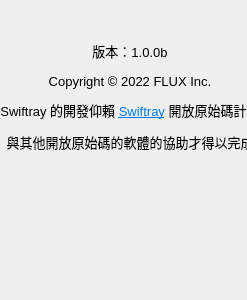
The window that src/windows/about-window.ui (flux3dp/swiftray) describes before a commit, drawn with Qt 5.
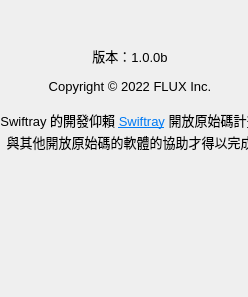
The same window after the commit. Icons and pictures are not drawn.

Commit message: Change line hight of text

Patch:
```diff
--- a/src/windows/about-window.ui
+++ b/src/windows/about-window.ui
@@ -6,8 +6,8 @@
    <rect>
     <x>0</x>
     <y>0</y>
-    <width>247</width>
-    <height>300</height>
+    <width>248</width>
+    <height>297</height>
    </rect>
   </property>
   <property name="windowTitle">
@@ -148,14 +148,27 @@
         <property name="font">
          <font>
           <pointsize>10</pointsize>
+          <italic>false</italic>
          </font>
         </property>
+        <property name="lineWidth">
+         <number>1</number>
+        </property>
         <property name="text">
-         <string>&lt;html&gt;&lt;head/&gt;&lt;body&gt;&lt;p&gt;Swiftray 的開發仰賴 &lt;a href=&quot;https://github.com/flux3dp/swiftray&quot;&gt;&lt;span style=&quot; text-decoration: underline; color:#007af4;&quot;&gt;Swiftray&lt;/span&gt;&lt;/a&gt; 開放原始碼計畫&lt;/p&gt;&lt;p&gt;與其他開放原始碼的軟體的協助才得以完成&lt;/p&gt;&lt;/body&gt;&lt;/html&gt;</string>
+         <string>&lt;html&gt;&lt;head/&gt;&lt;body&gt;&lt;p style=&quot;line-height:0.5&quot;&gt;Swiftray 的開發仰賴 &lt;a href=&quot;https://github.com/flux3dp/swiftray&quot;&gt;&lt;span style=&quot; text-decoration: underline; color:#007af4;&quot;&gt;Swiftray&lt;/span&gt;&lt;/a&gt; 開放原始碼計畫&lt;/p&gt;&lt;p&gt;與其他開放原始碼的軟體的協助才得以完成&lt;/p&gt;&lt;/body&gt;&lt;/html&gt;</string>
+        </property>
+        <property name="scaledContents">
+         <bool>false</bool>
         </property>
         <property name="alignment">
          <set>Qt::AlignCenter</set>
         </property>
+        <property name="margin">
+         <number>0</number>
+        </property>
+        <property name="indent">
+         <number>-1</number>
+        </property>
         <property name="openExternalLinks">
          <bool>true</bool>
         </property>
@@ -213,7 +226,7 @@
       <property name="sizeHint" stdset="0">
        <size>
         <width>20</width>
-        <height>10</height>
+        <height>15</height>
        </size>
       </property>
      </spacer>
```
Left out of the diff: 6 changed lines with no effect on the pictures. The commit also changes 1 other file.
